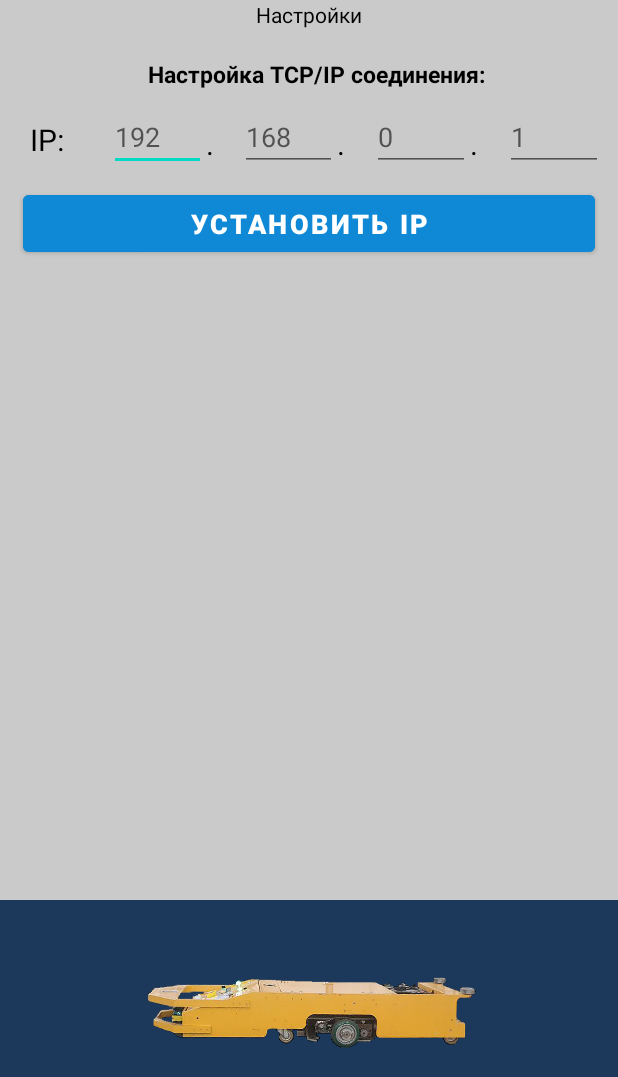
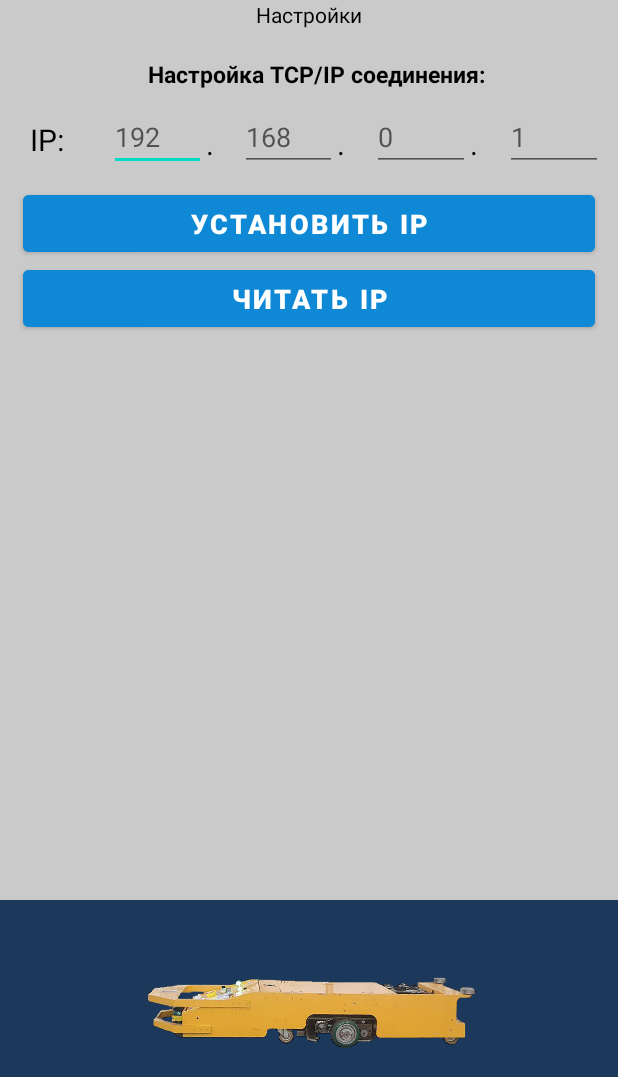
Before and after one commit to BERSHOV-AO/regist, an Android app built with Jetpack Compose: the SettingsActivity screen opened directly, with no data from a screen before it, on a phone screen of 412 x 824 dp, the part 159-1236 px from its top. Run offline under Robolectric (Android 15) with nearby library versions, the phone set to English and light mode, and no system bars.

Commit message:
Add ip check

```diff
--- a/app/src/main/res/layout/activity_settings.xml
+++ b/app/src/main/res/layout/activity_settings.xml
@@ -185,6 +185,32 @@
             android:layout_width="match_parent"
             android:layout_height="250dp">
 
+
+            <Button
+                android:id="@+id/readIP"
+                android:layout_width="match_parent"
+                android:layout_height="50dp"
+                android:layout_gravity="center"
+                android:layout_marginStart="15dp"
+                android:layout_marginTop="10dp"
+                android:layout_marginEnd="15dp"
+                android:backgroundTint="#0F89D5"
+                android:textColor="#FFFFFF"
+                android:textSize="18dp"
+                android:textStyle="bold"
+                android:text="читать IP"
+                tools:ignore="MissingConstraints" />
+
+            <TextView
+                android:id="@+id/textIP"
+                android:layout_width="match_parent"
+                android:layout_height="wrap_content"
+                android:gravity="center"
+                android:textSize="20dp"
+                android:textColor="@color/black"
+                app:layout_constraintTop_toBottomOf="@+id/readIP" />
+
+
         </androidx.constraintlayout.widget.ConstraintLayout>
     </LinearLayout>
 
```
Also changed, not shown: app/src/main/java/ru/nak/ied/regist/activities/AuthActivity.kt (+10 -5 lines), app/src/main/java/ru/nak/ied/regist/activities/SettingsActivity.kt (+45 -0 lines), app/src/main/java/ru/nak/ied/regist/di/Module.kt (+11 -0 lines).
